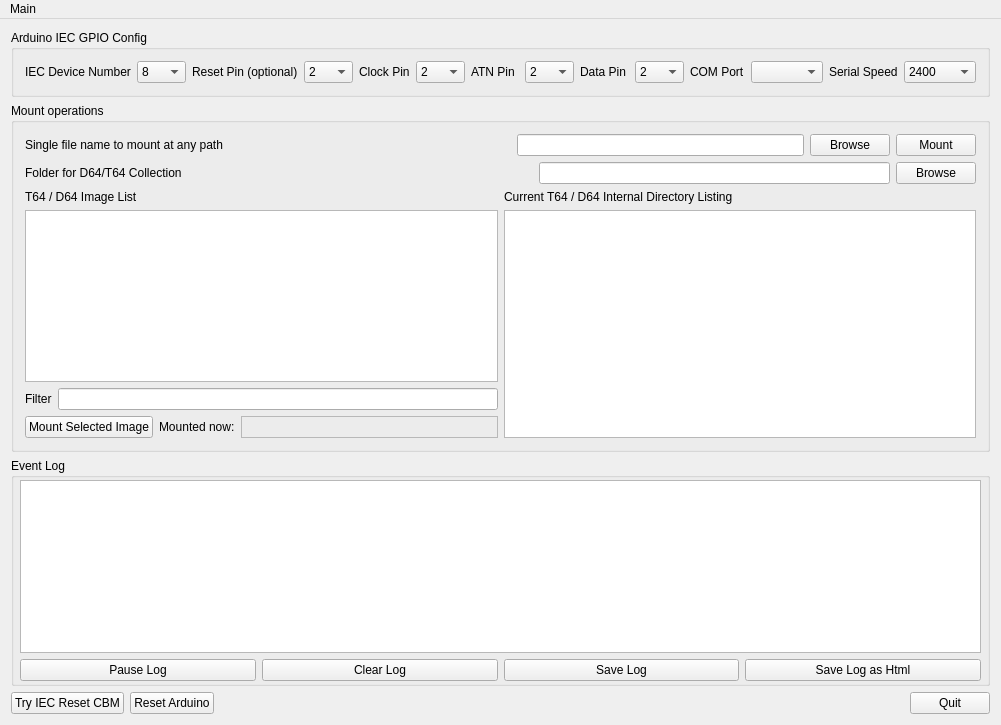
Before: the Qt Designer form mainwindow.ui in Larswad/uno2iec, drawn with Qt 5.
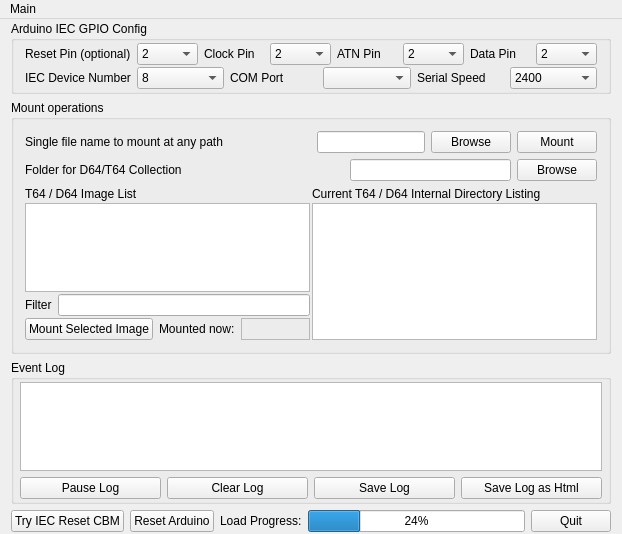
After: the same form once the commit is applied.

Commit message: Small improvements to ui, added conceptual progress bar. Host now configuring Arduino on connect with device and gpio pins. The sendStatus string is now requested from host, saves some bytes. Log feature optional on Arduino. Manual mount of specific image added with browse button. Started working writing file from CBM, not yet working. Interface class added for callback when mount or directory change from CBM so that UI can reflect that.

What changed in the file:
```diff
--- a/mainwindow.ui
+++ b/mainwindow.ui
@@ -6,8 +6,8 @@
    <rect>
     <x>0</x>
     <y>0</y>
-    <width>1001</width>
-    <height>725</height>
+    <width>618</width>
+    <height>534</height>
    </rect>
   </property>
   <property name="windowTitle">
@@ -15,63 +15,34 @@
   </property>
   <widget class="QWidget" name="centralWidget">
    <layout class="QVBoxLayout" name="verticalLayout">
+    <property name="topMargin">
+     <number>2</number>
+    </property>
+    <property name="bottomMargin">
+     <number>2</number>
+    </property>
     <item>
      <widget class="QGroupBox" name="groupBox">
       <property name="title">
        <string>Arduino IEC GPIO Config</string>
       </property>
       <layout class="QHBoxLayout" name="horizontalLayout_4">
-       <item>
-        <widget class="QLabel" name="label_10">
-         <property name="text">
-          <string>IEC Device Number</string>
-         </property>
-        </widget>
-       </item>
-       <item>
-        <widget class="QComboBox" name="deviceNumber">
-         <item>
-          <property name="text">
-           <string>8</string>
-          </property>
-         </item>
-         <item>
-          <property name="text">
-           <string>9</string>
-          </property>
-         </item>
+       <property name="spacing">
+        <number>6</number>
+       </property>
+       <property name="topMargin">
+        <number>2</number>
+       </property>
+       <property name="bottomMargin">
+        <number>2</number>
+       </property>
          <item>
-          <property name="text">
-           <string>10</string>
-          </property>
-         </item>
+        <layout class="QVBoxLayout" name="verticalLayout_6">
+         <property name="spacing">
+          <number>2</number>
+         </property>
          <item>
-          <property name="text">
-           <string>11</string>
-          </property>
-         </item>
-         <item>
-          <property name="text">
-           <string>12</string>
-          </property>
-         </item>
-         <item>
-          <property name="text">
-           <string>13</string>
-          </property>
-         </item>
-         <item>
-          <property name="text">
-           <string>14</string>
-          </property>
-         </item>
-         <item>
-          <property name="text">
-           <string>15</string>
-          </property>
-         </item>
-        </widget>
-       </item>
+          <layout class="QHBoxLayout" name="horizontalLayout_10">
        <item>
         <widget class="QLabel" name="label_5">
          <property name="text">
@@ -356,6 +327,61 @@
          </item>
         </widget>
        </item>
+          </layout>
+         </item>
+         <item>
+          <layout class="QHBoxLayout" name="horizontalLayout_9">
+           <item>
+            <widget class="QLabel" name="label_10">
+             <property name="text">
+              <string>IEC Device Number</string>
+             </property>
+            </widget>
+           </item>
+           <item>
+            <widget class="QComboBox" name="deviceNumber">
+             <item>
+              <property name="text">
+               <string>8</string>
+              </property>
+             </item>
+             <item>
+              <property name="text">
+               <string>9</string>
+              </property>
+             </item>
+             <item>
+              <property name="text">
+               <string>10</string>
+              </property>
+             </item>
+             <item>
+              <property name="text">
+               <string>11</string>
+              </property>
+             </item>
+             <item>
+              <property name="text">
+               <string>12</string>
+              </property>
+             </item>
+             <item>
+              <property name="text">
+               <string>13</string>
+              </property>
+             </item>
+             <item>
+              <property name="text">
+               <string>14</string>
+              </property>
+             </item>
+             <item>
+              <property name="text">
+               <string>15</string>
+              </property>
+             </item>
+            </widget>
+           </item>
        <item>
         <widget class="QLabel" name="label_11">
          <property name="text">
@@ -418,6 +444,10 @@
         </widget>
        </item>
       </layout>
+         </item>
+        </layout>
+       </item>
+      </layout>
      </widget>
     </item>
     <item>
@@ -535,8 +565,14 @@
        </item>
        <item>
         <layout class="QHBoxLayout" name="horizontalLayout_6">
+         <property name="spacing">
+          <number>2</number>
+         </property>
          <item>
           <layout class="QVBoxLayout" name="verticalLayout_3">
+           <property name="spacing">
+            <number>2</number>
+           </property>
            <item>
             <widget class="QLabel" name="label_9">
              <property name="sizePolicy">
@@ -625,6 +661,9 @@
          </item>
          <item>
           <layout class="QVBoxLayout" name="verticalLayout_5">
+           <property name="spacing">
+            <number>2</number>
+           </property>
            <item>
             <widget class="QLabel" name="label_2">
              <property name="sizePolicy">
@@ -639,13 +678,25 @@
             </widget>
            </item>
            <item>
-            <widget class="QListView" name="imageDirList">
+            <widget class="QListWidget" name="imageDirList">
+             <property name="enabled">
+              <bool>true</bool>
+             </property>
              <property name="sizePolicy">
               <sizepolicy hsizetype="Expanding" vsizetype="Preferred">
                <horstretch>0</horstretch>
                <verstretch>0</verstretch>
               </sizepolicy>
              </property>
+             <property name="font">
+              <font>
+               <family>Pet Me 64</family>
+               <pointsize>12</pointsize>
+              </font>
+             </property>
+             <property name="selectionMode">
+              <enum>QAbstractItemView::NoSelection</enum>
+             </property>
             </widget>
            </item>
           </layout>
@@ -699,6 +750,13 @@
            <height>0</height>
           </size>
          </property>
+         <property name="font">
+          <font>
+           <family>Pet Me 64</family>
+           <pointsize>6</pointsize>
+           <stylestrategy>PreferDefault</stylestrategy>
+          </font>
+         </property>
         </widget>
        </item>
        <item>
@@ -762,17 +820,18 @@
        </widget>
       </item>
       <item>
-       <spacer name="horizontalSpacer">
-        <property name="orientation">
-         <enum>Qt::Horizontal</enum>
+       <widget class="QLabel" name="label_15">
+        <property name="text">
+         <string>Load Progress:</string>
         </property>
-        <property name="sizeHint" stdset="0">
-         <size>
-          <width>40</width>
-          <height>20</height>
-         </size>
+       </widget>
+      </item>
+      <item>
+       <widget class="QProgressBar" name="loadProgress">
+        <property name="value">
+         <number>24</number>
         </property>
-       </spacer>
+       </widget>
       </item>
       <item>
        <widget class="QPushButton" name="quit">
@@ -790,7 +849,7 @@
     <rect>
      <x>0</x>
      <y>0</y>
-     <width>1001</width>
+     <width>618</width>
      <height>19</height>
     </rect>
    </property>
```
Lines whose indentation alone changed are shown as unchanged. The commit also changes 11 other files.
